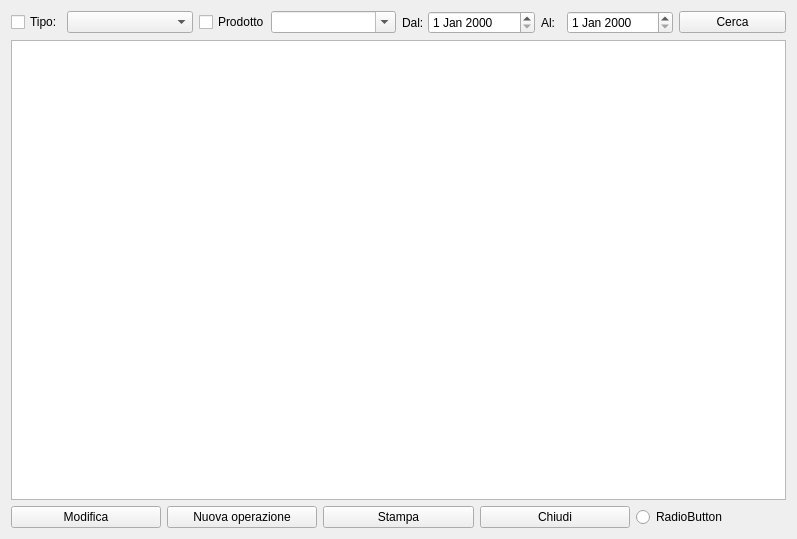
Qt form hlotti.ui (fblabs/hamlet-mod-sancon) before a commit.
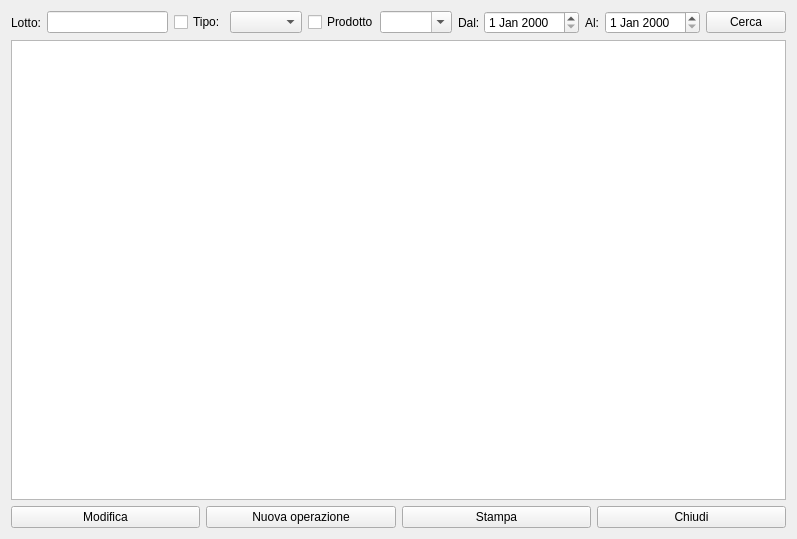
The same form after that commit. Icons and pictures are not drawn.

The edit to the form file:
```diff
--- a/hlotti.ui
+++ b/hlotti.ui
@@ -29,6 +29,20 @@
         <layout class="QHBoxLayout" name="horizontalLayout_4">
          <item>
           <layout class="QHBoxLayout" name="horizontalLayout_2">
+           <item>
+            <widget class="QLabel" name="label_3">
+             <property name="text">
+              <string>Lotto:</string>
+             </property>
+            </widget>
+           </item>
+           <item>
+            <widget class="QLineEdit" name="leLottoRaw">
+             <property name="clearButtonEnabled">
+              <bool>true</bool>
+             </property>
+            </widget>
+           </item>
            <item>
             <widget class="QCheckBox" name="chbT">
              <property name="maximumSize">
@@ -216,13 +230,6 @@
          </property>
         </widget>
        </item>
-       <item>
-        <widget class="QRadioButton" name="radioButton">
-         <property name="text">
-          <string>RadioButton</string>
-         </property>
-        </widget>
-       </item>
       </layout>
      </item>
     </layout>
```
